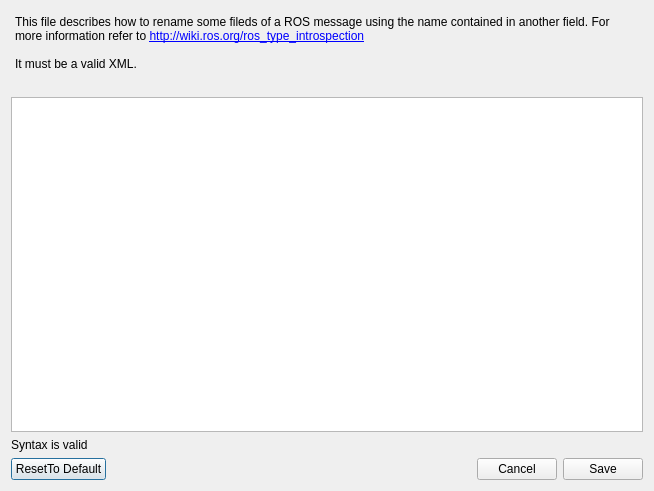
This is plugins/ROS/rule_editing.ui in ziparker/PlotJuggler as Qt 5 draws it before an edit. The edited form follows.
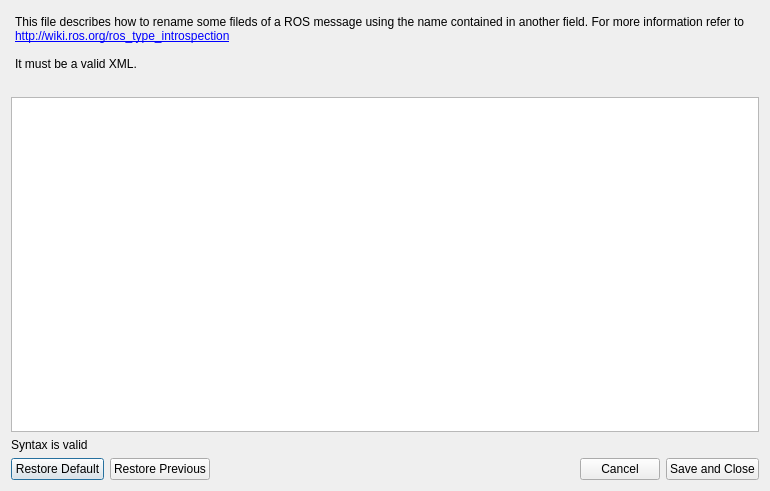
This is the edited form.

Diff of the .ui file:
```diff
--- a/plugins/ROS/rule_editing.ui
+++ b/plugins/ROS/rule_editing.ui
@@ -6,7 +6,7 @@
    <rect>
     <x>0</x>
     <y>0</y>
-    <width>654</width>
+    <width>770</width>
     <height>491</height>
    </rect>
   </property>
@@ -57,7 +57,14 @@
      <item>
       <widget class="QPushButton" name="pushButtonReset">
        <property name="text">
-        <string>ResetTo Default</string>
+        <string>Restore Default</string>
+       </property>
+      </widget>
+     </item>
+     <item>
+      <widget class="QPushButton" name="pushButtonPrevious">
+       <property name="text">
+        <string>Restore Previous</string>
        </property>
       </widget>
      </item>
@@ -84,7 +91,7 @@
      <item>
       <widget class="QPushButton" name="pushButtonSave">
        <property name="text">
-        <string>Save</string>
+        <string>Save and Close</string>
        </property>
       </widget>
      </item>
```
